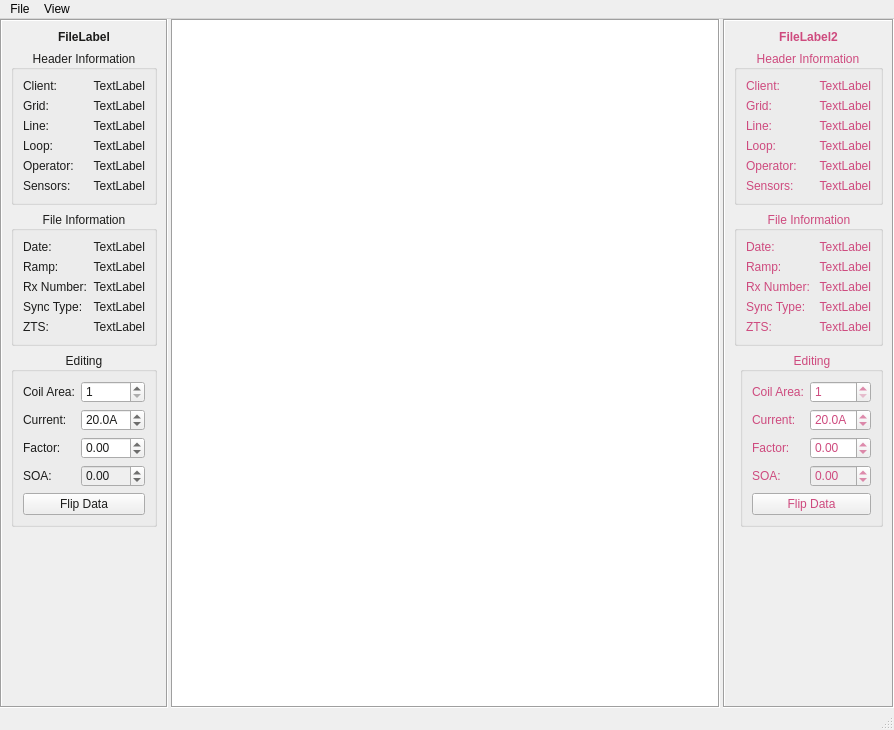
Above: src/ui/pem_merger.ui from Eric-Meunier/Processor-Suite before the change. Below: the same form after it.
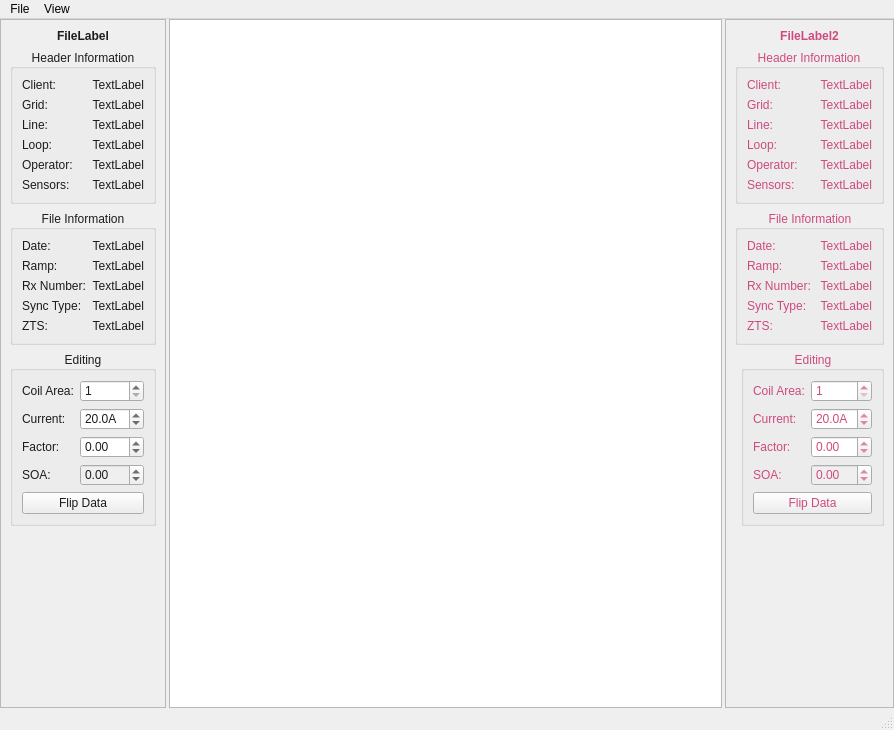
That is the form after the change. Custom widgets are drawn as their Qt base class.

Commit message: Darkmode compatiblity for PEMMerger.

The edit to the form file:
```diff
--- a/src/ui/pem_merger.ui
+++ b/src/ui/pem_merger.ui
@@ -42,10 +42,10 @@
        <string notr="true">color:rgb(28, 28, 27)</string>
       </property>
       <property name="frameShape">
-       <enum>QFrame::Box</enum>
+       <enum>QFrame::StyledPanel</enum>
       </property>
       <property name="frameShadow">
-       <enum>QFrame::Sunken</enum>
+       <enum>QFrame::Plain</enum>
       </property>
       <layout class="QFormLayout" name="formLayout">
        <item row="0" column="0" colspan="2">
@@ -542,10 +542,10 @@
     <item>
      <widget class="QStackedWidget" name="profile_tab_widget">
       <property name="frameShape">
-       <enum>QFrame::Box</enum>
+       <enum>QFrame::StyledPanel</enum>
       </property>
       <property name="frameShadow">
-       <enum>QFrame::Sunken</enum>
+       <enum>QFrame::Plain</enum>
       </property>
       <property name="currentIndex">
        <number>0</number>
@@ -651,10 +651,10 @@
        <string notr="true">;color:rgb(206, 74, 126) </string>
       </property>
       <property name="frameShape">
-       <enum>QFrame::Box</enum>
+       <enum>QFrame::StyledPanel</enum>
       </property>
       <property name="frameShadow">
-       <enum>QFrame::Sunken</enum>
+       <enum>QFrame::Plain</enum>
       </property>
       <layout class="QFormLayout" name="formLayout_2">
        <item row="0" column="0" colspan="2">
```
The commit also changes 3 other files.
